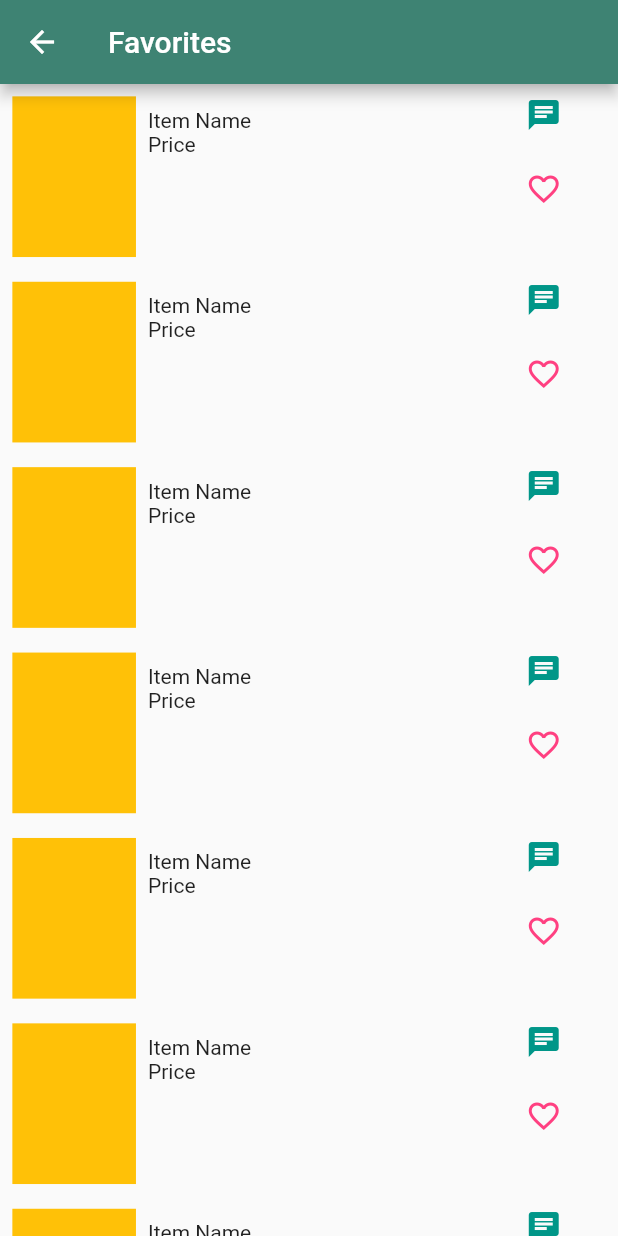
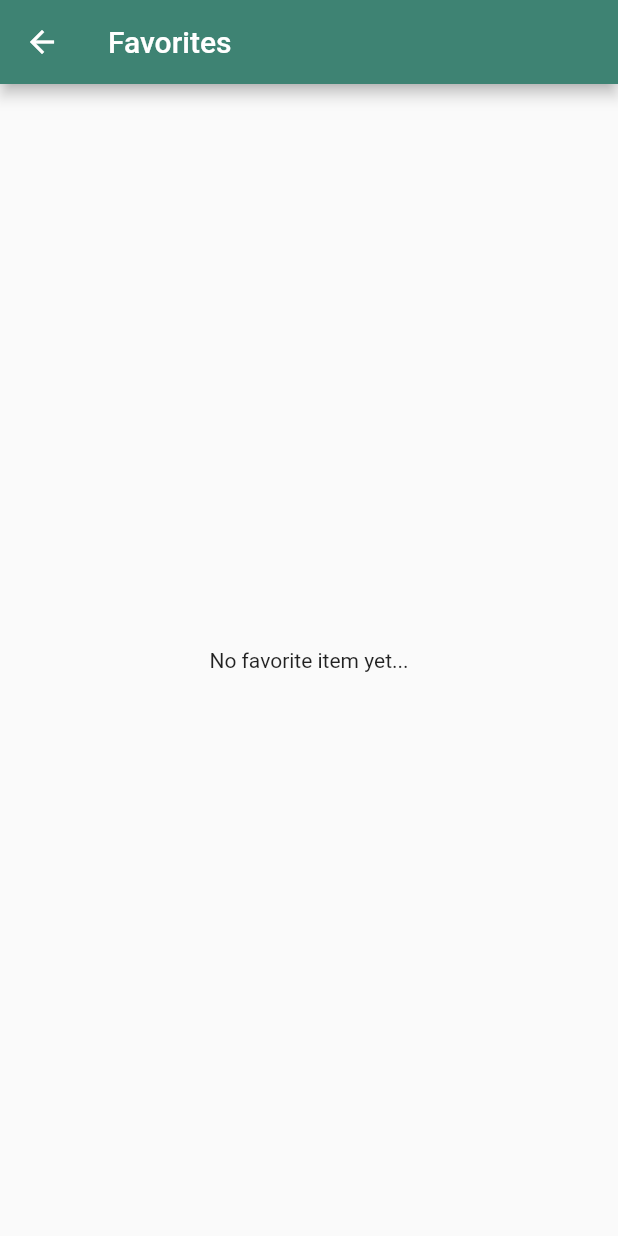
Before and after one commit to LI-Jialu/CUHK_Treasure_Hunt, a Flutter app: the HomescreenProfile screen opened directly, after a tap on "Favourites", on a phone screen of 412 x 824 dp. Run offline on Flutter 3.47's test engine with Material 2 defaults, Android fonts, the phone set to English and light mode, and no system bars; accounts and stored records are empty.

Commit message:
favorites connected to backend

```diff
--- a/lib/screens/favorite_screen.dart
+++ b/lib/screens/favorite_screen.dart
@@ -2,6 +2,8 @@ import 'package:flutter/material.dart';
 import 'package:cuhk_treasure_hunt/widgets/long_item_card.dart';
 
 class FavoriteScreen extends StatefulWidget {
+  Map<String,dynamic> favorite_list;
+  FavoriteScreen({this.favorite_list});
   @override
   _FavoriteScreenState createState() => _FavoriteScreenState();
 }
@@ -9,6 +11,9 @@ class FavoriteScreen extends StatefulWidget {
 class _FavoriteScreenState extends State<FavoriteScreen> {
   @override
   Widget build(BuildContext context) {
+    if (widget.favorite_list != null)
+      {
+        print("Successfully passed the favorite data");
         return Scaffold(
           appBar: AppBar(title: Text('Favorites'),),
           body: SafeArea(
@@ -20,4 +25,19 @@ class _FavoriteScreenState extends State<FavoriteScreen> {
           ),
         );
       }
+    else
+      {
+        print("the favorite list is empty");
+        return Scaffold(
+          appBar: AppBar(title: Text('Favorites'),),
+          body: SafeArea(
+            child:Center(
+              child: Container(
+                child: Text("No favorite item yet...", ),
+              ),
+            ),
+          ),
+        );
       }
+  }
+}
--- a/lib/widgets/homescreen_profile.dart
+++ b/lib/widgets/homescreen_profile.dart
@@ -1,8 +1,14 @@
+import 'package:cuhk_treasure_hunt/database/Database.dart';
 import 'package:cuhk_treasure_hunt/screens/browsing_history_screen.dart';
 import 'package:cuhk_treasure_hunt/screens/favorite_screen.dart';
 import 'package:cuhk_treasure_hunt/utilities/size_config.dart';
 import 'package:flutter/material.dart';
 import 'package:cuhk_treasure_hunt/screens/browsing_history_screen.dart';
+import 'dart:async';
+import 'package:cuhk_treasure_hunt/database/Database.dart';
+import 'dart:convert';
+
+import 'package:http/http.dart';
 
 class HomescreenProfile extends StatefulWidget {
   const HomescreenProfile({Key key}) : super(key: key);
@@ -15,6 +21,12 @@ class _HomescreenProfileScreenState extends State<HomescreenProfile> {
   @override
   Widget build(BuildContext context) {
     SizeConfig().init(context);
+
+    Future<Response> get_favotite()async{
+      var favorites;
+      favorites =await Database.get("/data/favorites.php", "");
+      return favorites;
+    }
 
     return Scaffold(
       body: ListView.builder(
@@ -111,11 +123,25 @@ class _HomescreenProfileScreenState extends State<HomescreenProfile> {
                           width: SizeConfig.safeBlockVertical * 15,
                           child: Icon(Icons.favorite_border)),
                       GestureDetector(
-                        onTap: () {
+                        onTap: () async{
+                          Map favorite_list;
+                          try{
+                            Response favorites = await get_favotite();
+                            if (favorites!=null)
+                              {
+                                print("the body is not null");
+                                favorite_list = json.decode(favorites.body);
+                              }
+                            else
+                              print("the body is null");
+                          }
+                          catch(e){
+                            print("fail to acquire the list");
+                          }
                           Navigator.push(
                             context,
                             MaterialPageRoute(
-                                builder: (context) => FavoriteScreen()),
+                                builder: (context) => FavoriteScreen(favorite_list: favorite_list,)),
                           );
                         }, //go to Favourites
                         child: Container(
```
Lines whose indentation alone changed are shown as unchanged.
